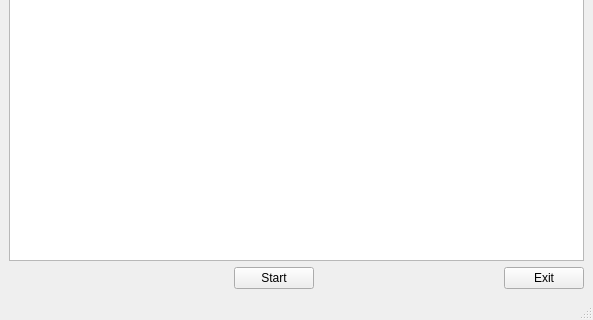
Qt form py_media_copy.ui (flolilo/pyranoid_copy) before a commit; both pictures show x 0 to 593 and y 347 to 667 of the 593 by 667 pixel window.
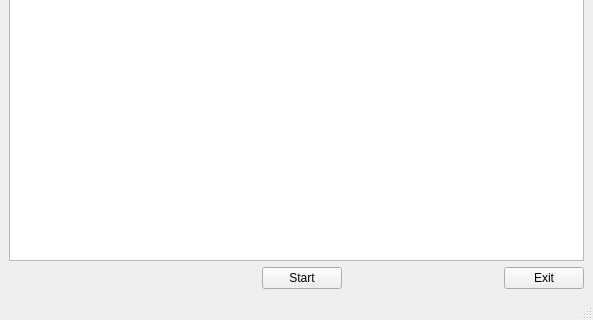
The same form after that commit. The open tabs and pages were chosen to show the change.

Patch:
```diff
--- a/py_media_copy.ui
+++ b/py_media_copy.ui
@@ -797,24 +797,26 @@
         </property>
        </spacer>
       </item>
-      <item>
-       <spacer name="horizontalSpacer_3">
-        <property name="orientation">
-         <enum>Qt::Horizontal</enum>
-        </property>
-        <property name="sizeType">
-         <enum>QSizePolicy::Minimum</enum>
-        </property>
-        <property name="sizeHint" stdset="0">
-         <size>
-          <width>40</width>
-          <height>20</height>
-         </size>
-        </property>
-       </spacer>
-      </item>
-      <item>
+      <item alignment="Qt::AlignHCenter">
        <widget class="QPushButton" name="pushbutton_start">
+        <property name="sizePolicy">
+         <sizepolicy hsizetype="Maximum" vsizetype="Fixed">
+          <horstretch>0</horstretch>
+          <verstretch>0</verstretch>
+         </sizepolicy>
+        </property>
+        <property name="minimumSize">
+         <size>
+          <width>60</width>
+          <height>20</height>
+         </size>
+        </property>
+        <property name="maximumSize">
+         <size>
+          <width>100</width>
+          <height>36</height>
+         </size>
+        </property>
         <property name="text">
          <string>Start</string>
         </property>
@@ -825,9 +827,12 @@
         <property name="orientation">
          <enum>Qt::Horizontal</enum>
         </property>
+        <property name="sizeType">
+         <enum>QSizePolicy::Preferred</enum>
+        </property>
         <property name="sizeHint" stdset="0">
          <size>
-          <width>40</width>
+          <width>156</width>
           <height>20</height>
          </size>
         </property>
```
Left out of the diff: 20 changed lines with no effect on the pictures.
